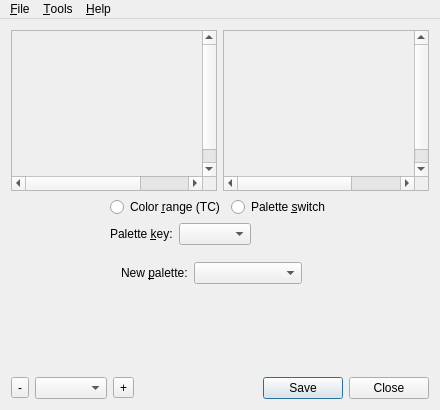
The window that mainwindow.ui (irydacea/wespal) describes before a commit, drawn with Qt 5.
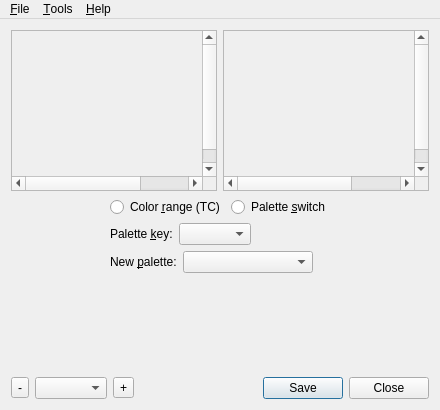
The same window after the commit. The open tabs and pages were chosen to show the change. Icons and pictures are not drawn.

```diff
--- a/mainwindow.ui
+++ b/mainwindow.ui
@@ -256,6 +256,9 @@
             <property name="sizeConstraint">
              <enum>QLayout::SetMinimumSize</enum>
             </property>
+            <property name="margin">
+             <number>0</number>
+            </property>
             <item row="0" column="0">
              <layout class="QFormLayout" name="flRcPal">
               <item row="0" column="1">
```
Left out of the diff: 7 changed lines with no effect on the pictures.
